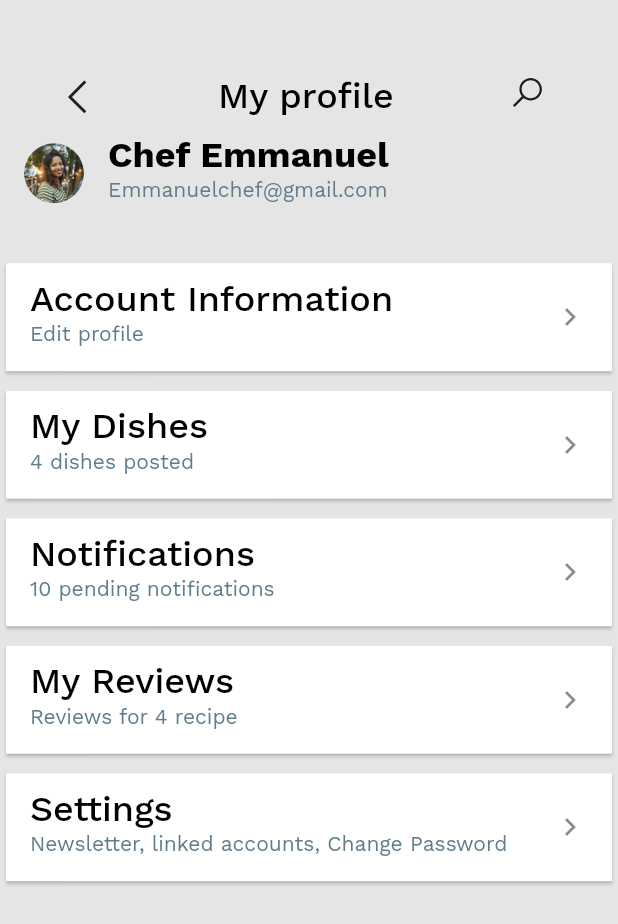
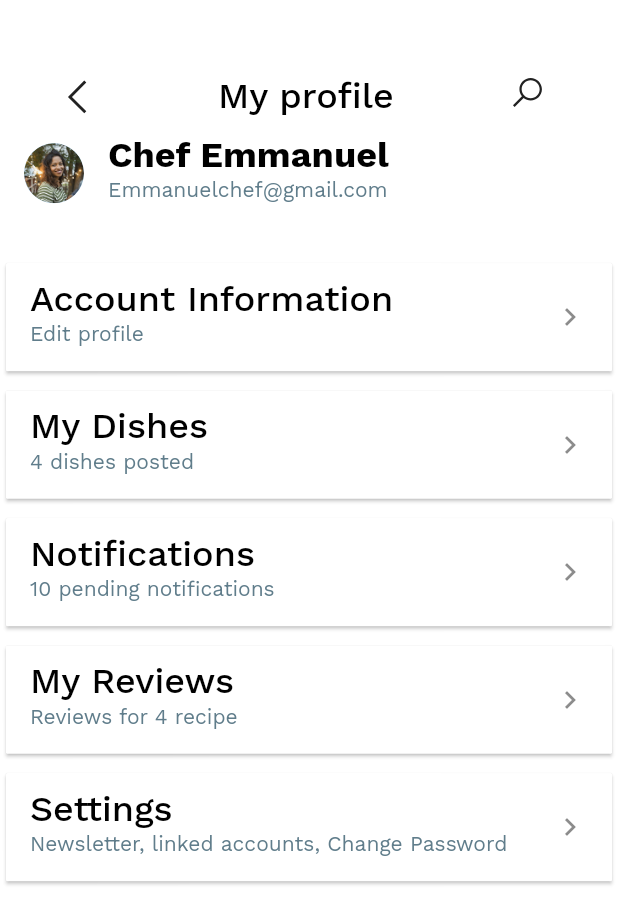
Before and after one commit to hngi/mobileforce-iCook, a Flutter app: the ProfileScreen screen opened directly, on a phone screen of 412 x 824 dp. Shown: the top 924 px of the screen. Run offline on Flutter 3.47's test engine with Material 2 defaults, Android fonts, the light colour scheme and no system bars; our stand-ins replace animated_theme_switcher, carousel_pro, connectivity, dio, flutter_screenutil, get and 6 more; accounts and stored records are empty.

Commit message:
#chore: included constants from constant.darts

```diff
--- a/icook_mobile/lib/ui/ui_helper.dart
+++ b/icook_mobile/lib/ui/ui_helper.dart
@@ -2,6 +2,7 @@ import 'package:flutter/material.dart';
 import 'package:icook_mobile/core/services/key_storage/key_storage_service.dart';
 import 'package:icook_mobile/locator.dart';
 import 'package:stacked_services/stacked_services.dart';
+import 'package:flutter_screenutil/flutter_screenutil.dart';
 
 class Constants {
   static String appName = "iCook";
@@ -11,7 +12,7 @@ class Constants {
   static Color darkPrimary = Colors.black;
   static Color lightAccent = Colors.black;
   static Color darkAccent = Colors.white;
-  static Color lightBG = Color(0xFFE5E5E5);
+  static Color lightBG = Colors.white;
   static Color darkBG = Colors.black;
   static Color badgeColor = Colors.red;
 
@@ -70,6 +71,63 @@ class Constants {
 //      ),
     ),
   );
+
+  static const kSpacingUnit = 10;
+
+static const kDarkPrimaryColor = Color(0xFF212121);
+static const kDarkSecondaryColor = Color(0xFF373737);
+static const kLightPrimaryColor = Color(0xFFFFFFFF);
+static const kLightSecondaryColor = Color(0xFFF3F7FB);
+static const kAccentColor = Color(0xFFFFC107);
+
+final kTitleTextStyle = TextStyle(
+  fontSize: ScreenUtil().setSp(kSpacingUnit.w * 1.7),
+  fontWeight: FontWeight.w600,
+);
+
+final kCaptionTextStyle = TextStyle(
+  fontSize: ScreenUtil().setSp(kSpacingUnit.w * 1.3),
+  fontWeight: FontWeight.w100,
+);
+
+final kButtonTextStyle = TextStyle(
+  fontSize: ScreenUtil().setSp(kSpacingUnit.w * 1.5),
+  fontWeight: FontWeight.w400,
+  color: kDarkPrimaryColor,
+);
+
+final kDarkTheme = ThemeData(
+  brightness: Brightness.dark,
+  primaryColor: kDarkPrimaryColor,
+  canvasColor: kDarkPrimaryColor,
+  backgroundColor: kDarkSecondaryColor,
+  accentColor: kAccentColor,
+  iconTheme: ThemeData.dark().iconTheme.copyWith(
+        color: kLightSecondaryColor,
+      ),
+  textTheme: ThemeData.dark().textTheme.apply(
+
+        bodyColor: kLightSecondaryColor,
+        displayColor: kLightSecondaryColor,
+      ),
+);
+
+final kLightTheme = ThemeData(
+  brightness: Brightness.light,
+
+  primaryColor: kLightPrimaryColor,
+  canvasColor: kLightPrimaryColor,
+  backgroundColor: kLightSecondaryColor,
+  accentColor: kAccentColor,
+  iconTheme: ThemeData.light().iconTheme.copyWith(
+        color: kDarkSecondaryColor,
+      ),
+  textTheme: ThemeData.light().textTheme.apply(
+
+        bodyColor: kDarkSecondaryColor,
+        displayColor: kDarkSecondaryColor,
+      ),
+);
 }
 
 class ThemeNotifier extends ChangeNotifier {
```
